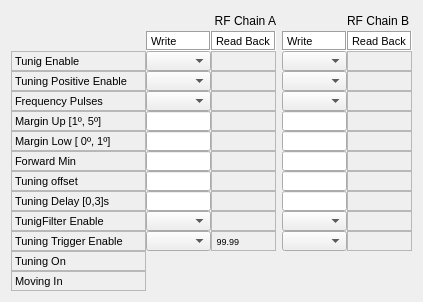
amilan/app-maxiv-llrfexpert, file src/llrfgui/widgets/autotuning/ui/AutoTuning.ui: the form before one commit.
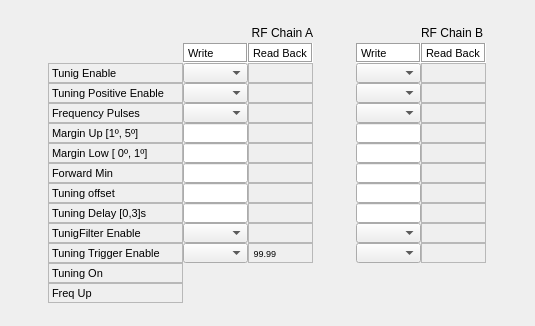
The form after the commit. Custom widgets are drawn as their Qt base class.

Patch:
```diff
--- a/src/llrfgui/widgets/autotuning/ui/AutoTuning.ui
+++ b/src/llrfgui/widgets/autotuning/ui/AutoTuning.ui
@@ -6,8 +6,8 @@
    <rect>
     <x>0</x>
     <y>0</y>
-    <width>423</width>
-    <height>300</height>
+    <width>535</width>
+    <height>326</height>
    </rect>
   </property>
   <property name="windowTitle">
@@ -99,7 +99,7 @@
         <enum>QFrame::StyledPanel</enum>
        </property>
        <property name="text">
-        <string>Moving In</string>
+        <string>Freq Up</string>
        </property>
       </widget>
      </item>
```
Left out of the diff: 40 changed lines with no effect on the pictures.
